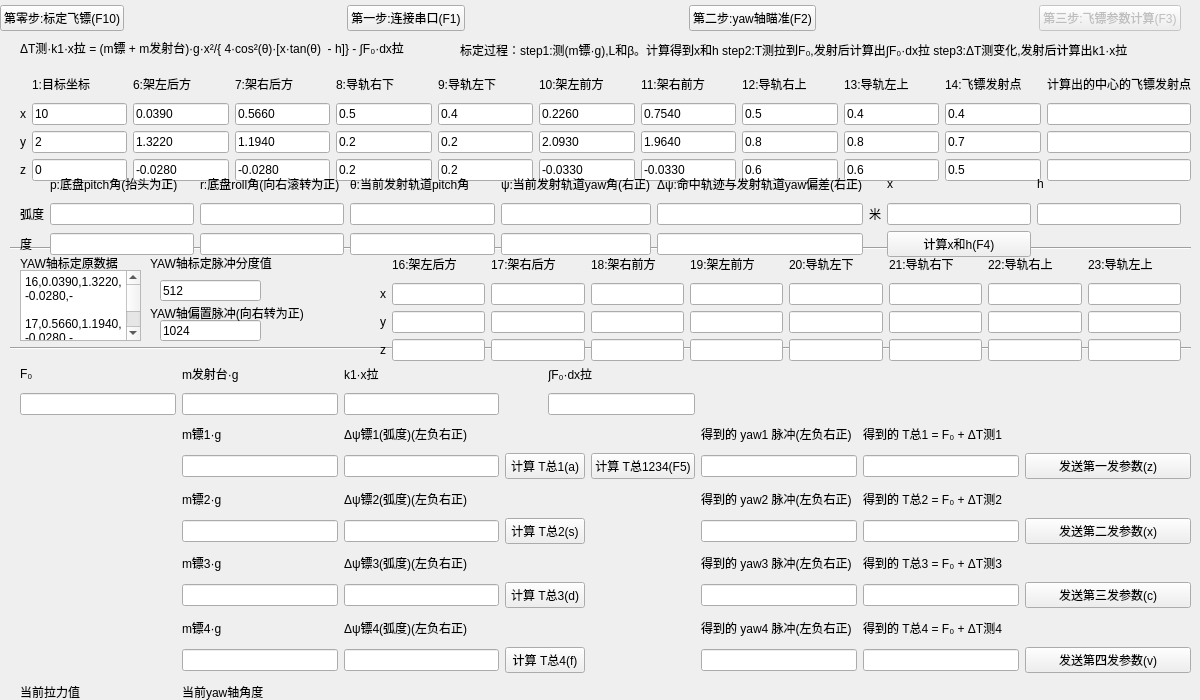
This is 35dartsParasCompByTS/dartsparascomputingbyts.ui in KangweiYang/dartRack_upper as Qt 5 draws it before an edit. The edited form follows.
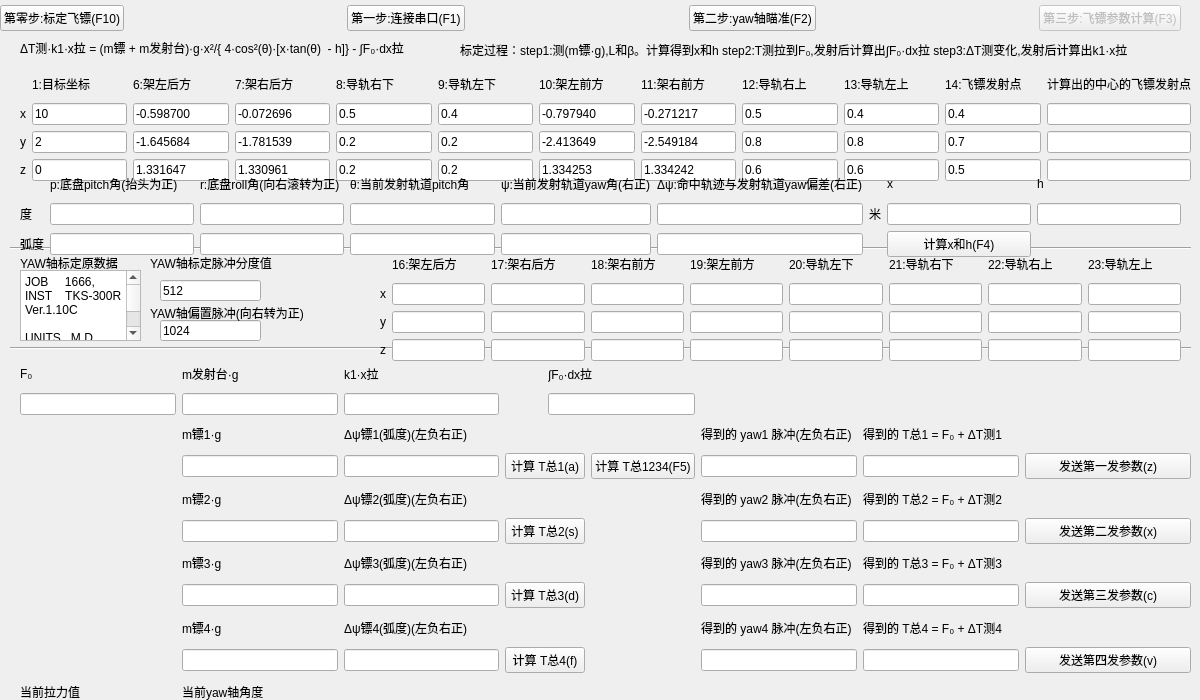
This is the edited form.

What changed in the file:
```diff
--- a/35dartsParasCompByTS/dartsparascomputingbyts.ui
+++ b/35dartsParasCompByTS/dartsparascomputingbyts.ui
@@ -73,7 +73,7 @@
     <item row="3" column="8">
      <widget class="QLineEdit" name="rackLeftFrontCoordZLineEdit">
       <property name="text">
-       <string>-0.0330</string>
+       <string>1.334253</string>
       </property>
      </widget>
     </item>
@@ -94,7 +94,7 @@
     <item row="1" column="9">
      <widget class="QLineEdit" name="rackRightFrontCoordXLineEdit">
       <property name="text">
-       <string>0.7540</string>
+       <string>-0.271217</string>
       </property>
      </widget>
     </item>
@@ -122,7 +122,7 @@
     <item row="1" column="2">
      <widget class="QLineEdit" name="rackLeftBackCoordXLineEdit">
       <property name="text">
-       <string>0.0390</string>
+       <string>-0.598700</string>
       </property>
      </widget>
     </item>
@@ -143,7 +143,7 @@
     <item row="2" column="3">
      <widget class="QLineEdit" name="rackRightBackCoordYLineEdit">
       <property name="text">
-       <string>1.1940</string>
+       <string>-1.781539</string>
       </property>
      </widget>
     </item>
@@ -185,7 +185,7 @@
     <item row="3" column="3">
      <widget class="QLineEdit" name="rackRightBackCoordZLineEdit">
       <property name="text">
-       <string>-0.0280</string>
+       <string>1.330961</string>
       </property>
      </widget>
     </item>
@@ -206,7 +206,7 @@
     <item row="1" column="3">
      <widget class="QLineEdit" name="rackRightBackCoordXLineEdit">
       <property name="text">
-       <string>0.5660</string>
+       <string>-0.072696</string>
       </property>
      </widget>
     </item>
@@ -255,14 +255,14 @@
     <item row="1" column="8">
      <widget class="QLineEdit" name="rackLeftFrontCoordXLineEdit">
       <property name="text">
-       <string>0.2260</string>
+       <string>-0.797940</string>
       </property>
      </widget>
     </item>
     <item row="3" column="2">
      <widget class="QLineEdit" name="rackLeftBackCoordZLineEdit">
       <property name="text">
-       <string>-0.0280</string>
+       <string>1.331647</string>
       </property>
      </widget>
     </item>
@@ -297,7 +297,7 @@
     <item row="2" column="2">
      <widget class="QLineEdit" name="rackLeftBackCoordYLineEdit">
       <property name="text">
-       <string>1.3220</string>
+       <string>-1.645684</string>
       </property>
      </widget>
     </item>
@@ -325,7 +325,7 @@
     <item row="3" column="9">
      <widget class="QLineEdit" name="rackRightFrontCoordZLineEdit">
       <property name="text">
-       <string>-0.0330</string>
+       <string>1.334242</string>
       </property>
      </widget>
     </item>
@@ -339,14 +339,14 @@
     <item row="2" column="9">
      <widget class="QLineEdit" name="rackRightFrontCoordYLineEdit">
       <property name="text">
-       <string>1.9640</string>
+       <string>-2.549184</string>
       </property>
      </widget>
     </item>
     <item row="2" column="8">
      <widget class="QLineEdit" name="rackLeftFrontCoordYLineEdit">
       <property name="text">
-       <string>2.0930</string>
+       <string>-2.413649</string>
       </property>
      </widget>
     </item>
@@ -627,157 +627,89 @@
     </rect>
    </property>
    <property name="plainText">
-    <string>16,0.0390,1.3220,-0.0280,-
+    <string>JOB     1666,
+INST    TKS-300R Ver.1.10C
 
-17,0.5660,1.1940,-0.0280,-
+UNITS   M,D
+SS      16,0.000,-
+SD      250.0031,127.1500,2.200
+SS      17,0.000,-
+SD      267.3948,126.4424,2.225
+SS      18,0.000,-
+SD      263.5537,117.2943,2.890
 
-18,0.7540,1.9640,-0.0330,-
+SS      19,0.000,-
+SD      251.4223,117.4135,2.871
+SS      20,0.000,-
+SD      255.3924,119.5437,2.260
+SS      21,0.000,-
+SD      256.4905,120.0247,2.258
+SS      22,0.000,-
+SD      258.4511,107.0903,2.641
+SS      23,0.000,-
+SD      257.5103,107.0411,2.643
 
-19,0.2260,2.0930,-0.0330,-
+SS      24,0.000,-
+SD      255.4824,119.5500,2.260
+SS      25,0.000,-
+SD      256.5808,120.0220,2.257
+SS      26,0.000,-
+SD      258.4246,107.0750,2.641
+SS      27,0.000,-
+SD      257.4857,107.0329,2.643
+SS      28,0.000,-
+SD      255.5729,119.5530,2.259
+SS      29,0.000,-
+SD      257.0720,120.0210,2.258
+SS      30,0.000,-
+SD      258.4059,107.0654,2.642
+SS      31,0.000,-
+SD      257.4651,107.0243,2.644
 
-20,0.2550,1.4910,0.1760,-
+SS      32,0.000,-
+SD      256.0616,119.5538,2.261
 
-21,0.2920,1.4760,0.1720,-
+SS      33,0.000,-
+SD      257.1626,120.0148,2.259
+SS      34,0.000,-
+SD      258.3842,107.0556,2.642
+SS      35,0.000,-
+SD      257.4444,107.0218,2.644
+SS      36,0.000,-
+SD      256.1522,119.5553,2.260
+SS      37,0.000,-
+SD      257.2523,120.0130,2.259
+SS      38,0.000,-
+SD      258.3633,107.0503,2.643
+SS      39,0.000,-
+SD      257.4239,107.0156,2.644
+SS      40,0.000,-
+SD      256.2425,119.5617,2.260
+SS      41,0.000,-
+SD      257.3430,120.0106,2.259
+SS      42,0.000,-
+SD      258.3429,107.0411,2.644
+SS      43,0.000,-
 
-22,0.5240,2.0000,0.5220,-
+SD      257.4024,107.0129,2.645
+SS      44,0.000,-
 
-23,0.4880,2.0150,0.5250,-
+SD      256.3323,119.5614,2.260
+SS      45,0.000,-
+SD      257.4324,120.0033,2.258
+SS      46,0.000,-
+SD      258.3216,107.0315,2.644
+SS      47,0.000,-
+SD      257.3801,107.0058,2.645
+SS      48,0.000,-
 
-24,0.2570,1.4900,0.1760,-
-
-25,0.2940,1.4760,0.1720,-
-
-26,0.5240,2.0010,0.5220,-
-
-27,0.4870,2.0150,0.5260,-
-
-28,0.2600,1.4890,0.1760,-
-
-29,0.2970,1.4740,0.1740,-
-
-30,0.5230,2.0020,0.5230,-
-
-31,0.4860,2.0150,0.5260,-
-
-32,0.2620,1.4900,0.1750,-
-
-33,0.3000,1.4750,0.1720,-
-
-34,0.5230,2.0020,0.5230,-
-
-35,0.4850,2.0160,0.5260,-
-
-36,0.2650,1.4890,0.1750,-
-
-37,0.3020,1.4750,0.1730,-
-
-38,0.5220,2.0030,0.5230,-
-
-39,0.4850,2.0170,0.5260,-
-
-40,0.2670,1.4880,0.1750,-
-
-41,0.3040,1.4740,0.1720,-
-
-42,0.5210,2.0030,0.5240,-
-
-43,0.4840,2.0170,0.5260,-
-
-44,0.2700,1.4870,0.1760,-
-
-45,0.3070,1.4730,0.1720,-
-46,0.5210,2.0040,0.5240,-
-
-47,0.4830,2.0170,0.5260,-
-
-48,0.2720,1.4860,0.1750,-
-
-49,0.3090,1.4720,0.1730,-
-
-50,0.5200,2.0050,0.5240,-
-51,0.4830,2.0190,0.5260,-
-
-52,0.2750,1.4860,0.1750,-
-
-53,0.3120,1.4710,0.1740,-
-
-54,0.5190,2.0040,0.5250,-
-
-55,0.4820,2.0190,0.5260,-
-56,0.2770,1.4840,0.1760,-
-
-57,0.3150,1.4720,0.1730,-
-
-58,0.5190,2.0060,0.5250,-
-
-59,0.4810,2.0180,0.5270,-
-
-60,0.2800,1.4850,0.1750,-
-61,0.3170,1.4710,0.1730,-
-
-62,0.5180,2.0060,0.5250,-
-
-63,0.4810,2.0190,0.5270,-
-
-64,0.2800,1.4850,0.1750,-
-
-65,0.3170,1.4710,0.1730,-
-
-66,0.5180,2.0060,0.5250,-
-
-67,0.4800,2.0190,0.5270,-
-
-68,0.2820,1.4840,0.1750,-
-
-69,0.3190,1.4700,0.1730,-
-
-70,0.5180,2.0070,0.5250,-
-71,0.4800,2.0200,0.5270,-
-
-72,0.2840,1.4830,0.1750,-
-
-73,0.3220,1.4700,0.1730,-
-
-74,0.5170,2.0080,0.5250,-
-
-75,0.4790,2.0200,0.5270,-
-
-76,0.2870,1.4820,0.1750,-
-
-77,0.3250,1.4700,0.1730,-
-
-78,0.5160,2.0080,0.5260,-
-
-79,0.4780,2.0200,0.5270,-
-
-80,0.2890,1.4820,0.1750,-
-81,0.3270,1.4690,0.1730,-
-
-82,0.5150,2.0080,0.5260,-
-
-83,0.4780,2.0210,0.5270,-
-
-84,0.2920,1.4800,0.1760,-
-
-85,0.3300,1.4680,0.1730,-
-
-86,0.5150,2.0080,0.5260,-
-
-87,0.4770,2.0210,0.5270,-
-
-88,0.2950,1.4800,0.1750,-
-
-89,0.3320,1.4680,0.1740,-
-
-90,0.5150,2.0090,0.5260,-
-
-91,0.4760,2.0220,0.5270,-
-92,0.2970,1.4800,0.1750,-
-93,0.3350,1.4670,0.1740,-
-
-94,0.5140,2.0100,0.5260,-
-
-95,0.4760,2.0220,0.5270,-</string>
+SD      256.4227,119.5627,2.259
+SS      49,0.000,-
+SD      257.5251,120.0014,2.259
+SS      50,0.000,-
+SD      258.3012,107.0239,2.645
+SS      51,0.000,-
+SD      257.3604,107.0035,2.645</string>
    </property>
   </widget>
   <widget class="QLabel" name="setaLabel_123">
@@ -1409,7 +1341,7 @@
     <item row="1" column="0">
      <widget class="QLabel" name="setaLabel_28">
       <property name="text">
-       <string>弧度</string>
+       <string>度</string>
       </property>
      </widget>
     </item>
@@ -1474,7 +1406,7 @@
     <item row="2" column="0">
      <widget class="QLabel" name="setaLabel_29">
       <property name="text">
-       <string>度</string>
+       <string>弧度</string>
       </property>
      </widget>
     </item>
```
